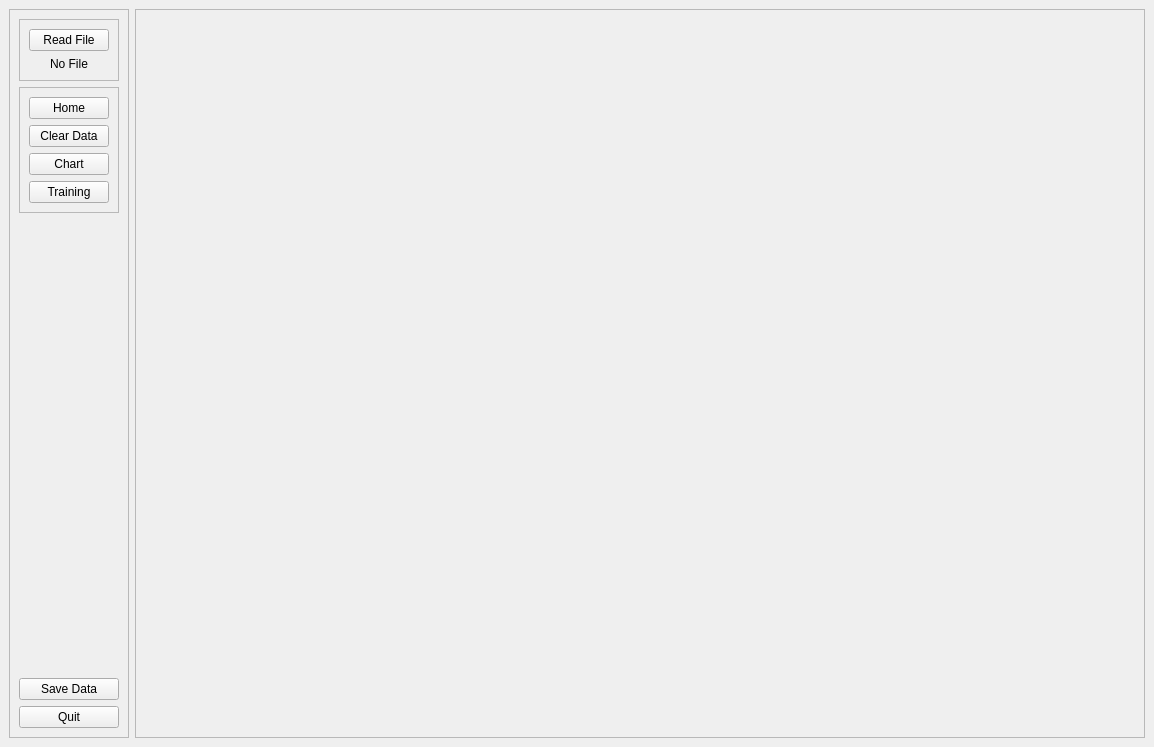
Old version of the form AppML/app.ui in the repository gin614pham/machine_learning_app.
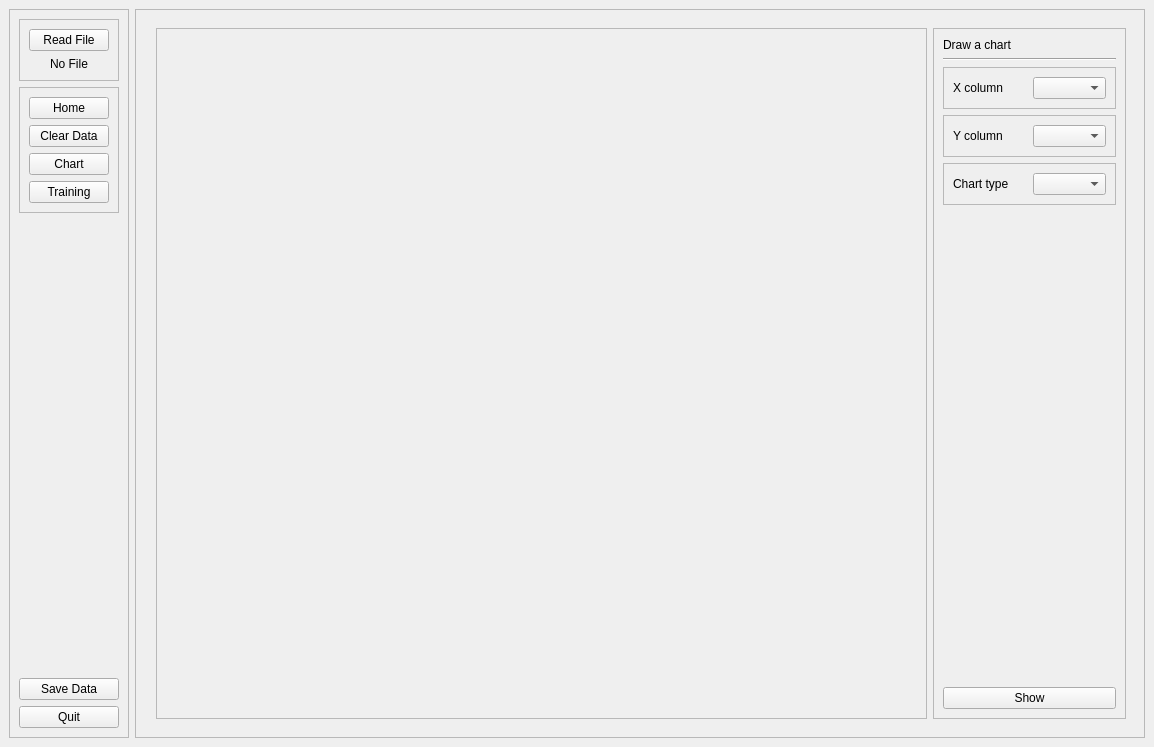
New version of the form. The open tabs and pages were chosen to show the change.

The edit to the form file:
```diff
--- a/AppML/app.ui
+++ b/AppML/app.ui
@@ -584,7 +584,140 @@
            </item>
           </layout>
          </widget>
-         <widget class="QWidget" name="chart_page"/>
+         <widget class="QWidget" name="chart_page">
+          <layout class="QHBoxLayout" name="horizontalLayout_10" stretch="8,2">
+           <property name="leftMargin">
+            <number>11</number>
+           </property>
+           <item>
+            <widget class="QFrame" name="frame_17">
+             <property name="frameShape">
+              <enum>QFrame::StyledPanel</enum>
+             </property>
+             <property name="frameShadow">
+              <enum>QFrame::Raised</enum>
+             </property>
+             <layout class="QVBoxLayout" name="verticalLayout_14">
+              <item>
+               <widget class="QWidget" name="widgetChart" native="true"/>
+              </item>
+             </layout>
+            </widget>
+           </item>
+           <item>
+            <widget class="QFrame" name="frame_18">
+             <property name="frameShape">
+              <enum>QFrame::StyledPanel</enum>
+             </property>
+             <property name="frameShadow">
+              <enum>QFrame::Raised</enum>
+             </property>
+             <layout class="QVBoxLayout" name="verticalLayout_15">
+              <item>
+               <widget class="QLabel" name="label_10">
+                <property name="text">
+                 <string>Draw a chart</string>
+                </property>
+               </widget>
+              </item>
+              <item>
+               <widget class="Line" name="line_3">
+                <property name="orientation">
+                 <enum>Qt::Horizontal</enum>
+                </property>
+               </widget>
+              </item>
+              <item>
+               <widget class="QFrame" name="frame_19">
+                <property name="frameShape">
+                 <enum>QFrame::StyledPanel</enum>
+                </property>
+                <property name="frameShadow">
+                 <enum>QFrame::Raised</enum>
+                </property>
+                <layout class="QHBoxLayout" name="horizontalLayout_11">
+                 <item>
+                  <widget class="QLabel" name="label_11">
+                   <property name="text">
+                    <string>X column</string>
+                   </property>
+                  </widget>
+                 </item>
+                 <item>
+                  <widget class="QComboBox" name="comboBoxChartX"/>
+                 </item>
+                </layout>
+               </widget>
+              </item>
+              <item>
+               <widget class="QFrame" name="frame_20">
+                <property name="frameShape">
+                 <enum>QFrame::StyledPanel</enum>
+                </property>
+                <property name="frameShadow">
+                 <enum>QFrame::Raised</enum>
+                </property>
+                <layout class="QHBoxLayout" name="horizontalLayout_12">
+                 <item>
+                  <widget class="QLabel" name="label_12">
+                   <property name="text">
+                    <string>Y column</string>
+                   </property>
+                  </widget>
+                 </item>
+                 <item>
+                  <widget class="QComboBox" name="comboBoxChartY"/>
+                 </item>
+                </layout>
+               </widget>
+              </item>
+              <item>
+               <widget class="QFrame" name="frame_21">
+                <property name="frameShape">
+                 <enum>QFrame::StyledPanel</enum>
+                </property>
+                <property name="frameShadow">
+                 <enum>QFrame::Raised</enum>
+                </property>
+                <layout class="QHBoxLayout" name="horizontalLayout_13">
+                 <item>
+                  <widget class="QLabel" name="label_13">
+                   <property name="text">
+                    <string>Chart type</string>
+                   </property>
+                  </widget>
+                 </item>
+                 <item>
+                  <widget class="QComboBox" name="comboBoxChartType"/>
+                 </item>
+                </layout>
+               </widget>
+              </item>
+              <item>
+               <spacer name="verticalSpacer_4">
+                <property name="orientation">
+                 <enum>Qt::Vertical</enum>
+                </property>
+                <property name="sizeHint" stdset="0">
+                 <size>
+                  <width>20</width>
+                  <height>425</height>
+                 </size>
+                </property>
+               </spacer>
+              </item>
+              <item>
+               <widget class="QPushButton" name="btnShowChart">
+                <property name="text">
+                 <string>Show</string>
+                </property>
+               </widget>
+              </item>
+             </layout>
+            </widget>
+           </item>
+          </layout>
+         </widget>
          <widget class="QWidget" name="train_page">
           <layout class="QHBoxLayout" name="horizontalLayout_7" stretch="8,2">
            <item>
```
